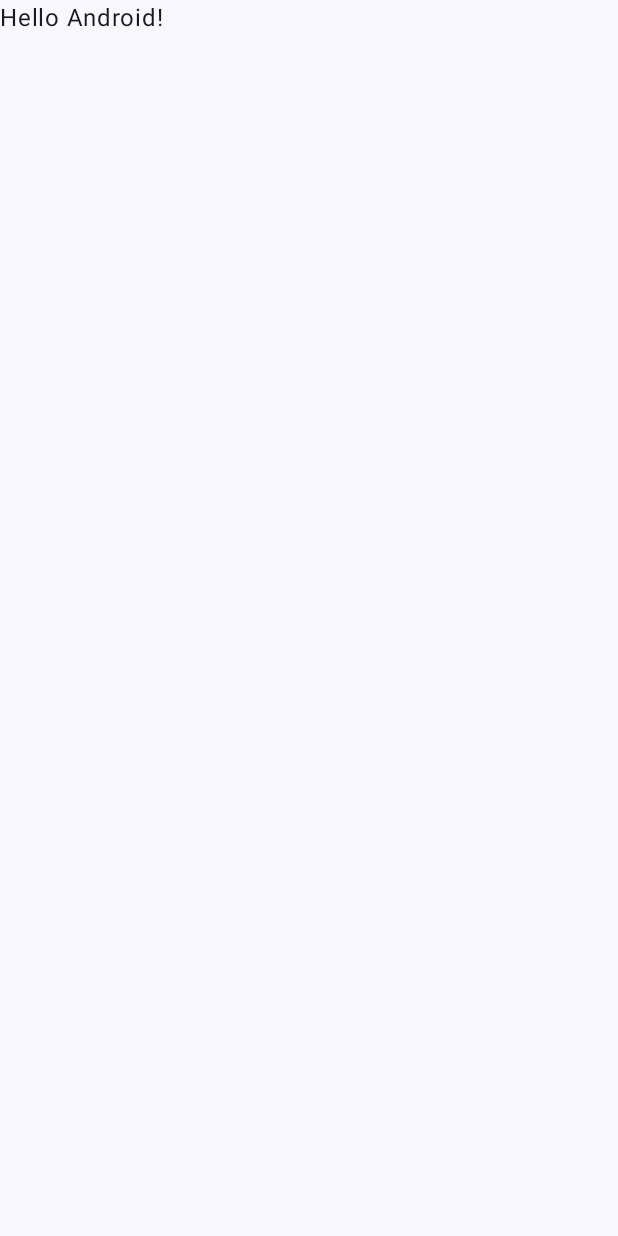
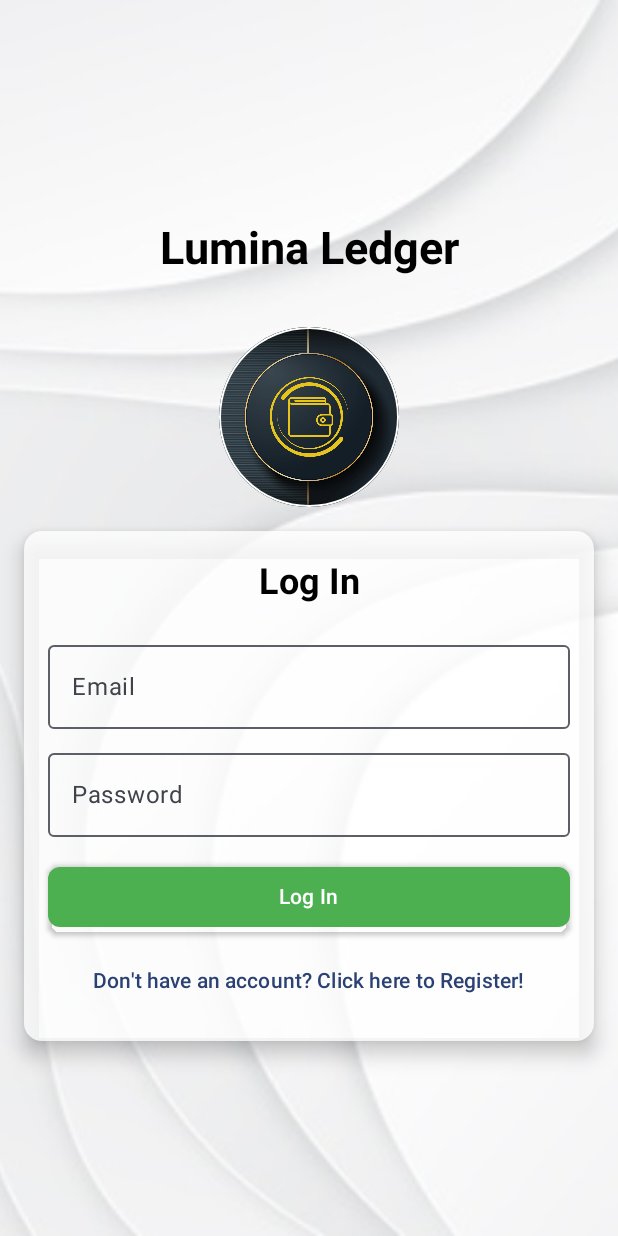
Before and after one commit to ST10345224/Lumina_Ledger_POE, an Android app built with Jetpack Compose: the screen it shows after launch (MainActivity), on a phone screen of 412 x 824 dp. Before the commit the screen is almost empty. Run offline under Robolectric (Android 15) with nearby library versions, the phone set to English and light mode, and no system bars; our stand-ins replace Firebase (no records; nobody signed in at launch, a user with empty details on screens opened directly).

Commit message:
Created Register and Login Activities. Created User, Expense, Category data classes

```diff
--- /dev/null
+++ b/app/src/main/java/com/st10345224/luminaledgerpoe/LoginActivity.kt
@@ -0,0 +1,169 @@
+package com.st10345224.luminaledgerpoe
+
+
+import android.widget.Toast
+import androidx.compose.animation.core.tween
+import androidx.compose.animation.fadeIn
+import androidx.compose.animation.fadeOut
+import androidx.compose.foundation.Image
+import androidx.compose.foundation.background
+import androidx.compose.foundation.border
+import androidx.compose.foundation.layout.*
+import androidx.compose.foundation.shape.CircleShape
+import androidx.compose.foundation.shape.RoundedCornerShape
+import androidx.compose.material3.*
+import androidx.compose.runtime.*
+import androidx.compose.ui.Alignment
+import androidx.compose.ui.Modifier
+import androidx.compose.ui.draw.alpha
+import androidx.compose.ui.draw.clip
+import androidx.compose.ui.draw.shadow
+import androidx.compose.ui.graphics.Color
+import androidx.compose.ui.layout.ContentScale
+import androidx.compose.ui.platform.LocalContext
+import androidx.compose.ui.res.painterResource
+import androidx.compose.ui.text.font.FontWeight
+import androidx.compose.ui.text.input.PasswordVisualTransformation
+import androidx.compose.ui.tooling.preview.Preview
+import androidx.compose.ui.unit.dp
+import androidx.compose.ui.unit.sp
+import com.google.firebase.auth.FirebaseAuth
+
+@Composable
+fun LoginScreen(onNavigateToRegister: () -> Unit, onLoginSuccess: () -> Unit) {
+    var email by remember { mutableStateOf("") }
+    var password by remember { mutableStateOf("") }
+    val context = LocalContext.current
+    val auth = FirebaseAuth.getInstance()
+
+
+    Box(modifier = Modifier.fillMaxSize()) {
+        Image(
+            painter = painterResource(id = R.drawable.splashbackground), // Replace with your image resource
+            contentDescription = null, // Decorative image, no need for description
+            contentScale = ContentScale.Crop, // Or ContentScale.FillBounds, etc.
+            modifier = Modifier.fillMaxSize()
+        )
+        Column(
+            modifier = Modifier
+                .fillMaxSize()
+                .padding(16.dp),
+            horizontalAlignment = Alignment.CenterHorizontally,
+            verticalArrangement = Arrangement.Center
+        ) {
+            Text(
+                "Lumina Ledger", style = MaterialTheme.typography.headlineLarge,
+                modifier = Modifier.padding(16.dp),
+                color = Color.Black,
+                fontWeight = FontWeight.Bold,
+                fontSize = 30.sp
+
+            )
+            Spacer(modifier = Modifier.height(16.dp)) // Add some space between the logo and text (optional)
+            // Load the image using painterResource
+            Image(
+                painter = painterResource(id = R.drawable.luminaledgerlogo),
+                contentDescription = "App Logo", // Important for accessibility
+                contentScale = ContentScale.Crop,
+                modifier = Modifier
+                    .size(120.dp)
+                    .clip(CircleShape)
+                    .border(1.dp, Color.White, CircleShape)
+            )
+            Spacer(modifier = Modifier.height(16.dp))
+
+            Surface(
+                modifier = Modifier.fillMaxWidth(),
+                shape = RoundedCornerShape(12.dp), // Rounded corners for the Surface
+                color = Color.White.copy(alpha = 0.8f), // Background color with opacity
+                shadowElevation = 8.dp // Add shadow for depth
+            ) {
+
+                Column(
+                    modifier = Modifier
+                        .padding(16.dp)
+                        .background(color = Color.Transparent),
+
+                    horizontalAlignment = Alignment.CenterHorizontally,
+                    verticalArrangement = Arrangement.Center,
+
+                ) {
+
+                    Text(
+                        "Log In",
+                        style = MaterialTheme.typography.headlineMedium,
+                        modifier = Modifier.padding(bottom = 16.dp),
+                        color = Color.Black,
+                        fontWeight = FontWeight.Bold,
+                        fontSize = 24.sp
+                    )
+
+                    OutlinedTextField(
+                        value = email,
+                        onValueChange = { email = it },
+                        label = { Text("Email") },
+                        modifier = Modifier.fillMaxWidth()
+                    )
+                    Spacer(modifier = Modifier.height(8.dp))
+
+                    OutlinedTextField(
+                        value = password,
+                        onValueChange = { password = it },
+                        label = { Text("Password") },
+                        visualTransformation = PasswordVisualTransformation(),
+                        modifier = Modifier.fillMaxWidth()
+                    )
+                    Spacer(modifier = Modifier.height(16.dp))
+
+                    Button(
+                        onClick = {
+                            if (email.isNotBlank() && password.isNotBlank()) {
+                                auth.signInWithEmailAndPassword(email, password)
+                                    .addOnCompleteListener { task ->
+                                        if (task.isSuccessful) {
+                                            Toast.makeText(
+                                                context,
+                                                "Login successful!",
+                                                Toast.LENGTH_SHORT
+                                            )
+                                                .show()
+                                            onLoginSuccess() // Navigate to your main app screen
+                                        } else {
+                                            Toast.makeText(
+                                                context,
+                                                "Login failed: ${task.exception?.message}",
+                                                Toast.LENGTH_LONG
+                                            ).show()
+                                        }
+                                    }
+                            } else {
+                                Toast.makeText(
+                                    context,
+                                    "Please enter email and password",
+                                    Toast.LENGTH_SHORT
+                                ).show()
+                            }
+                        },
+                        colors = ButtonDefaults.buttonColors(
+                            containerColor = Color(0xFF4CAF50),
+                            contentColor = Color.White
+                        ),
+                        modifier = Modifier
+                            .fillMaxWidth()
+                            .shadow(elevation = 2.dp, shape = RoundedCornerShape(8.dp)),
+                        shape = RoundedCornerShape(8.dp)
+
+                    ) {
+                        Text("Log In")
+                    }
+                    Spacer(modifier = Modifier.height(8.dp))
+
+                    TextButton(onClick = onNavigateToRegister) {
+                        Text("Don't have an account? Click here to Register!")
+
+                    }
+                }
+            }
+        }
+    }
+}
--- a/app/src/main/java/com/st10345224/luminaledgerpoe/MainActivity.kt
+++ b/app/src/main/java/com/st10345224/luminaledgerpoe/MainActivity.kt
@@ -6,42 +6,68 @@ import androidx.activity.compose.setContent
 import androidx.activity.enableEdgeToEdge
 import androidx.compose.foundation.layout.fillMaxSize
 import androidx.compose.foundation.layout.padding
+import androidx.compose.material3.MaterialTheme
 import androidx.compose.material3.Scaffold
+import androidx.compose.material3.Surface
 import androidx.compose.material3.Text
 import androidx.compose.runtime.Composable
+import androidx.compose.runtime.LaunchedEffect
+import androidx.compose.runtime.getValue
+import androidx.compose.runtime.mutableStateOf
+import androidx.compose.runtime.remember
+import androidx.compose.runtime.rememberCoroutineScope
+import androidx.compose.runtime.setValue
 import androidx.compose.ui.Modifier
 import androidx.compose.ui.tooling.preview.Preview
+import com.google.firebase.auth.FirebaseAuth
 import com.st10345224.luminaledgerpoe.ui.theme.LuminaLedgerPOETheme
+import kotlinx.coroutines.delay
 
 class MainActivity : ComponentActivity() {
+    private lateinit var auth: FirebaseAuth
+
     override fun onCreate(savedInstanceState: Bundle?) {
         super.onCreate(savedInstanceState)
-        enableEdgeToEdge()
+        // enableEdgeToEdge()
+
         setContent {
             LuminaLedgerPOETheme {
-                Scaffold(modifier = Modifier.fillMaxSize()) { innerPadding ->
-                    Greeting(
-                        name = "Android",
-                        modifier = Modifier.padding(innerPadding)
-                    )
+                var isSplashScreenVisible by remember { mutableStateOf(true) }
+                var isRegistering by remember { mutableStateOf(false) } // Now starts with Login
+                var isLoggedIn by remember { mutableStateOf(false) }
+                val coroutineScope = rememberCoroutineScope()
+
+                LaunchedEffect(key1 = true) {
+                    delay(3000) // Wait for 3 seconds
+                    isSplashScreenVisible = false // Hide the splash screen
+                }
+
+                Surface(
+                    modifier = Modifier.fillMaxSize(),
+                    color = MaterialTheme.colorScheme.background
+                ) {
+
+
+                    if (isSplashScreenVisible) {
+                        SplashScreen() // Now calling the SplashScreen composable from its own file
+                    } else if (isLoggedIn) {
+                        //MainApp() // Navbar and main screen
+
+                    } else {
+                        if (isRegistering) {
+                            RegisterScreen(
+                                onNavigateToLogin = { isRegistering = false },
+                                onRegistrationSuccess = { isLoggedIn = true }
+                            )
+                        } else {
+                            LoginScreen(
+                                onNavigateToRegister = { isRegistering = true },
+                                onLoginSuccess = { isLoggedIn = true }
+                            )
+                        }
+                    }
                 }
             }
         }
     }
 }
-
-@Composable
-fun Greeting(name: String, modifier: Modifier = Modifier) {
-    Text(
-        text = "Hello $name!",
-        modifier = modifier
-    )
-}
-
-@Preview(showBackground = true)
-@Composable
-fun GreetingPreview() {
-    LuminaLedgerPOETheme {
-        Greeting("Android")
-    }
-}
```
Also changed, not shown: app/src/main/java/com/st10345224/luminaledgerpoe/Category.kt (added, +8 -0 lines), app/src/main/java/com/st10345224/luminaledgerpoe/Expense.kt (added, +14 -0 lines), app/src/main/java/com/st10345224/luminaledgerpoe/RegisterActivity.kt (added, +224 -0 lines), app/src/main/java/com/st10345224/luminaledgerpoe/User.kt (added, +9 -0 lines).
